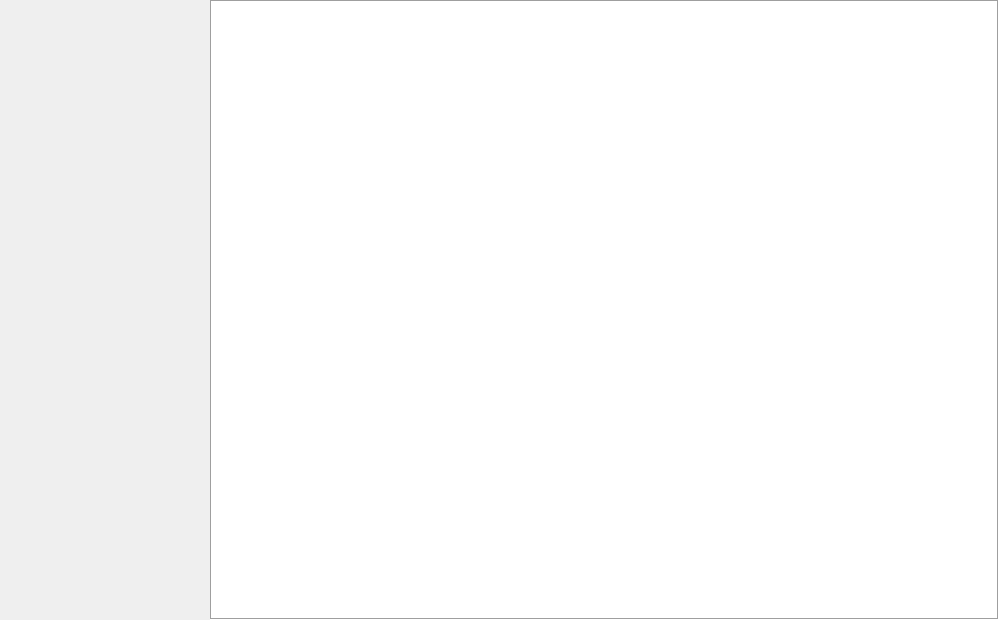
First picture: the form in src/home/flibrary/gui/AnnotationWidget.ui, repository heimdallr/books, before the edit.
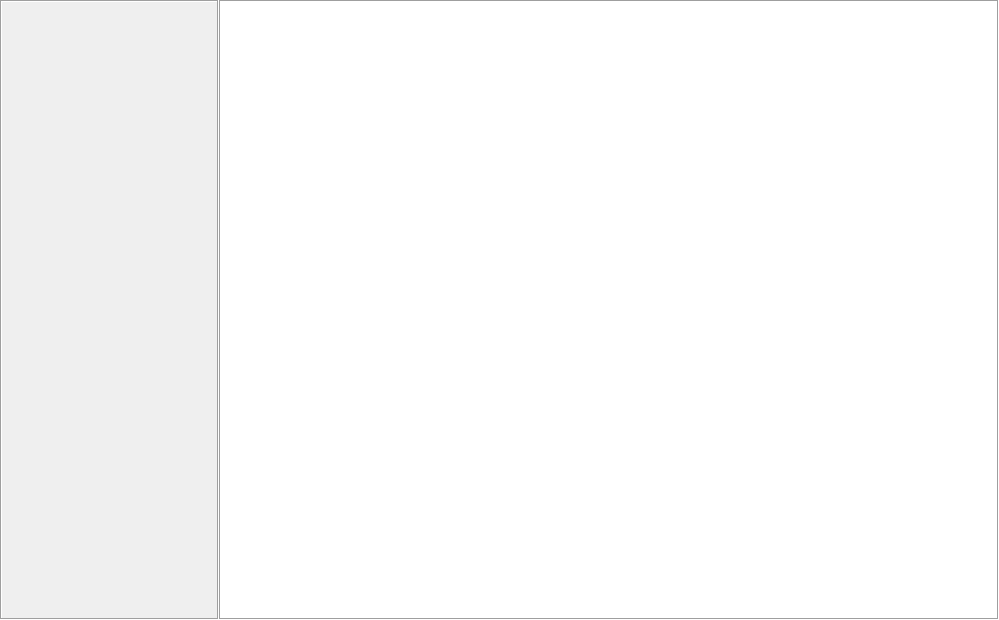
Second picture: the form after the edit. Custom widgets are drawn as their Qt base class.

```diff
--- a/src/home/flibrary/gui/AnnotationWidget.ui
+++ b/src/home/flibrary/gui/AnnotationWidget.ui
@@ -45,13 +45,10 @@
      </property>
      <widget class="QFrame" name="mainWidget">
       <property name="frameShape">
-       <enum>QFrame::NoFrame</enum>
+       <enum>QFrame::Box</enum>
       </property>
       <property name="frameShadow">
-       <enum>QFrame::Plain</enum>
-      </property>
-      <property name="lineWidth">
-       <number>0</number>
+       <enum>QFrame::Sunken</enum>
       </property>
       <layout class="QHBoxLayout" name="horizontalLayout">
        <property name="spacing">
```
